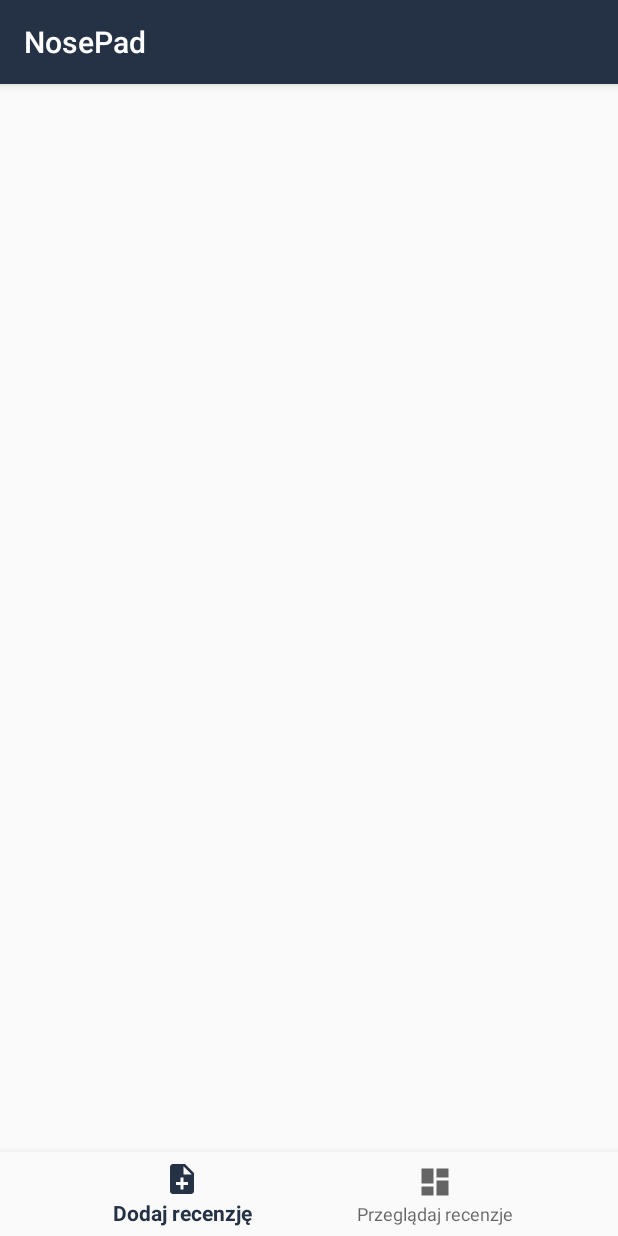
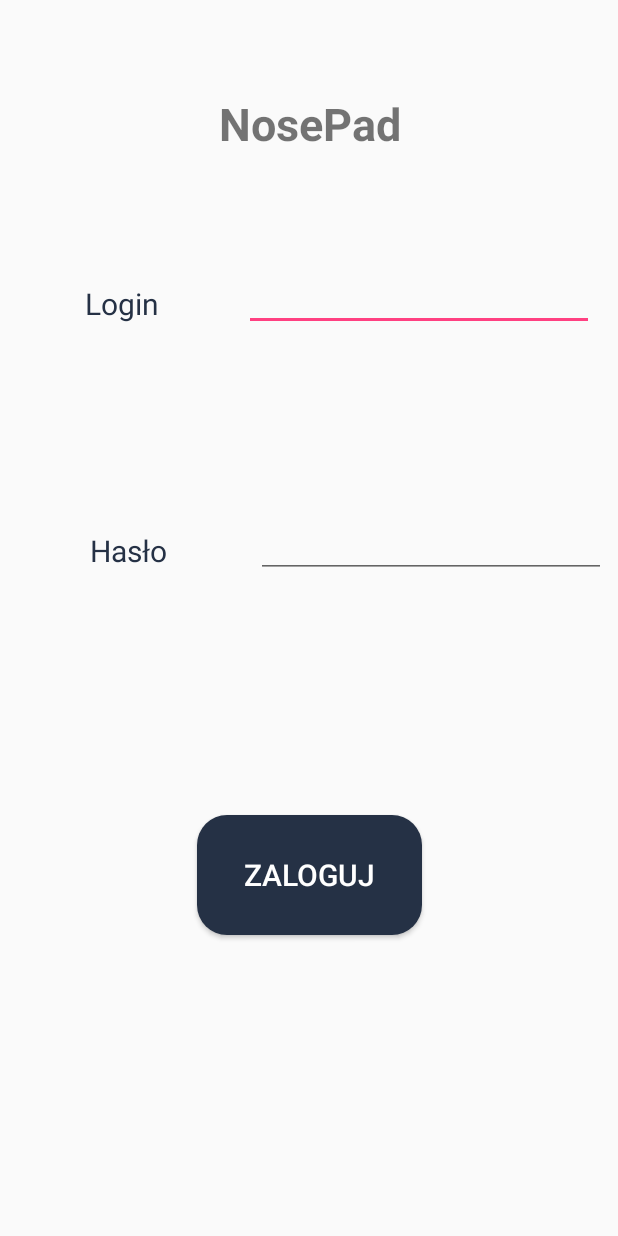
Before and after one commit to MartaPiatek/NosePad, an Android app: the screen it shows after launch (MainActivity before the commit, LoginActivity after it), on a phone screen of 412 x 824 dp. Run offline under Robolectric (Android 15) with nearby library versions, the phone set to English and light mode, and no system bars; our stand-ins replace Firebase (no records; nobody signed in at launch, a user with empty details on screens opened directly).

Commit message:
Logowanie do aplikacji

```diff
--- a/app/build.gradle
+++ b/app/build.gradle
@@ -23,7 +23,12 @@ dependencies {
     implementation 'com.android.support:appcompat-v7:28.0.0'
     implementation 'com.android.support:design:28.0.0'
     implementation 'com.android.support.constraint:constraint-layout:1.1.3'
+
+    implementation 'com.google.firebase:firebase-auth:16.0.1'
+    implementation 'com.google.firebase:firebase-core:16.0.1'
+
     testImplementation 'junit:junit:4.12'
     androidTestImplementation 'com.android.support.test:runner:1.0.2'
     androidTestImplementation 'com.android.support.test.espresso:espresso-core:3.0.2'
 }
+apply plugin: 'com.google.gms.google-services'
--- /dev/null
+++ b/app/src/main/java/pl/martapiatek/nosepad/LoginActivity.java
@@ -0,0 +1,94 @@
+package pl.martapiatek.nosepad;
+
+import android.content.Intent;
+import android.support.annotation.NonNull;
+import android.support.v7.app.AppCompatActivity;
+import android.os.Bundle;
+import android.util.Log;
+import android.view.Gravity;
+import android.view.LayoutInflater;
+import android.view.View;
+import android.view.ViewGroup;
+import android.widget.Button;
+import android.widget.EditText;
+import android.widget.TextView;
+import android.widget.Toast;
+
+import com.google.android.gms.tasks.OnCompleteListener;
+import com.google.android.gms.tasks.Task;
+import com.google.firebase.auth.AuthResult;
+import com.google.firebase.auth.FirebaseAuth;
+import com.google.firebase.auth.FirebaseUser;
+
+public class LoginActivity extends AppCompatActivity {
+
+    private FirebaseAuth mAuth;
+    private Button btnLogin;
+    private EditText edtEmail, edtPassword;
+
+    @Override
+    protected void onCreate(Bundle savedInstanceState) {
+        super.onCreate(savedInstanceState);
+        setContentView(R.layout.activity_login);
+
+        mAuth = FirebaseAuth.getInstance();
+
+        btnLogin = (Button) findViewById(R.id.btnLogin);
+        edtEmail = (EditText) findViewById(R.id.edtLogin);
+        edtPassword = (EditText) findViewById(R.id.edtPassword);
+
+        btnLogin.setOnClickListener(new View.OnClickListener() {
+            @Override
+            public void onClick(View view) {
+
+                mAuth.signInWithEmailAndPassword(edtEmail.getText().toString(), edtPassword.getText().toString())
+                        .addOnCompleteListener(LoginActivity.this, new OnCompleteListener<AuthResult>() {
+                            @Override
+                            public void onComplete(@NonNull Task<AuthResult> task) {
+                                if (task.isSuccessful()) {
+
+                                    FirebaseUser user = mAuth.getCurrentUser();
+
+
+                                    Intent intent = new Intent(LoginActivity.this, MainActivity.class);
+                                    startActivity(intent);
+
+
+                                    //  btnLogin.setEnabled(true);
+                                } else {
+
+                                    //Toast.makeText(LoginActivity.this, "Błąd logowania", Toast.LENGTH_LONG).show();
+
+
+                                    LayoutInflater inflater = getLayoutInflater();
+                                    View layout = inflater.inflate(R.layout.toast,
+                                            (ViewGroup) findViewById(R.id.toast_layout_root));
+                                    layout.setBackground(getDrawable(R.drawable.toast_background));
+
+
+                                    TextView text = (TextView) layout.findViewById(R.id.text);
+                                    text.setText("Błąd logowania! \nPodałeś nieprawidłowe dane!");
+                                    text.setTextSize(20);
+
+                                    Toast toast = new Toast(getApplicationContext());
+                                    toast.setGravity(Gravity.BOTTOM | Gravity.CENTER_HORIZONTAL, 0, 20);
+                                    toast.setDuration(Toast.LENGTH_SHORT);
+                                    toast.setView(layout);
+                                    toast.show();
+
+                                }
+
+
+                            }
+                        });
+            }
+        });
+
+    }
+
+    @Override
+    protected void onStart() {
+        super.onStart();
+        mAuth = FirebaseAuth.getInstance();
+    }
+}
--- a/app/src/main/java/pl/martapiatek/nosepad/MainActivity.java
+++ b/app/src/main/java/pl/martapiatek/nosepad/MainActivity.java
@@ -5,7 +5,6 @@ import android.support.annotation.NonNull;
 import android.support.design.widget.BottomNavigationView;
 import android.support.v7.app.AppCompatActivity;
 import android.view.MenuItem;
-import android.widget.TextView;
 
 public class MainActivity extends AppCompatActivity {
 
@@ -33,7 +32,6 @@ public class MainActivity extends AppCompatActivity {
         super.onCreate(savedInstanceState);
         setContentView(R.layout.activity_main);
 
-
         BottomNavigationView navigation = (BottomNavigationView) findViewById(R.id.navigation);
         navigation.setOnNavigationItemSelectedListener(mOnNavigationItemSelectedListener);
     }
--- /dev/null
+++ b/app/src/main/res/drawable/button_rect_round.xml
@@ -0,0 +1,19 @@
+<?xml version="1.0" encoding="utf-8"?>
+<shape xmlns:android="http://schemas.android.com/apk/res/android"
+    android:shape="rectangle">
+    <solid android:color="@color/colorBackground" />
+
+
+    <corners
+        android:bottomLeftRadius="20dp"
+        android:bottomRightRadius="20dp"
+        android:topLeftRadius="20dp"
+        android:topRightRadius="20dp">
+
+    </corners>
+
+    <size
+        android:width="150dp"
+        android:height="80dp" />
+
+</shape>
--- /dev/null
+++ b/app/src/main/res/drawable/toast_background.xml
@@ -0,0 +1,13 @@
+<?xml version="1.0" encoding="utf-8"?>
+<shape xmlns:android="http://schemas.android.com/apk/res/android"
+    android:shape="rectangle">
+
+    <solid android:color="@color/colorRed" />
+
+    <corners
+        android:bottomLeftRadius="8dp"
+        android:bottomRightRadius="8dp"
+        android:topLeftRadius="8dp"
+        android:topRightRadius="8dp" />
+
+</shape>
--- /dev/null
+++ b/app/src/main/res/layout/activity_login.xml
@@ -0,0 +1,112 @@
+<?xml version="1.0" encoding="utf-8"?>
+<android.support.constraint.ConstraintLayout xmlns:android="http://schemas.android.com/apk/res/android"
+    xmlns:app="http://schemas.android.com/apk/res-auto"
+    xmlns:tools="http://schemas.android.com/tools"
+    android:layout_width="match_parent"
+    android:layout_height="match_parent"
+    tools:context=".LoginActivity">
+
+    <TextView
+        android:id="@+id/txtLogin"
+        style="@style/NosePadTextView"
+        android:layout_width="wrap_content"
+        android:layout_height="0dp"
+        android:layout_marginStart="8dp"
+        android:layout_marginTop="24dp"
+        android:layout_marginEnd="8dp"
+        android:text="Login"
+        app:layout_constraintEnd_toStartOf="@+id/edtLogin"
+        app:layout_constraintHorizontal_bias="0.503"
+        app:layout_constraintStart_toStartOf="parent"
+        app:layout_constraintTop_toTopOf="@+id/guideline" />
+
+    <TextView
+        android:id="@+id/txtPassword"
+        style="@style/NosePadTextView"
+        android:layout_width="wrap_content"
+        android:layout_height="wrap_content"
+        android:layout_marginStart="8dp"
+        android:layout_marginTop="24dp"
+        android:layout_marginEnd="8dp"
+        android:text="Hasło"
+        app:layout_constraintEnd_toStartOf="@+id/edtPassword"
+        app:layout_constraintStart_toStartOf="parent"
+        app:layout_constraintTop_toTopOf="@+id/guideline2" />
+
+    <EditText
+        android:id="@+id/edtLogin"
+        style="@style/NosePadTextView"
+        android:layout_width="wrap_content"
+        android:layout_height="wrap_content"
+        android:layout_marginTop="8dp"
+        android:layout_marginEnd="16dp"
+        android:ems="10"
+        android:inputType="text|textEmailAddress"
+        app:layout_constraintEnd_toEndOf="parent"
+        app:layout_constraintTop_toTopOf="@+id/guideline" />
+
+    <EditText
+        android:id="@+id/edtPassword"
+        style="@style/NosePadTextView"
+
+        android:layout_width="wrap_content"
+        android:layout_height="wrap_content"
+        android:layout_marginTop="8dp"
+        android:layout_marginEnd="8dp"
+        android:ems="10"
+        android:inputType="textPassword"
+        app:layout_constraintEnd_toEndOf="parent"
+        app:layout_constraintTop_toTopOf="@+id/guideline2" />
+
+    <TextView
+        android:id="@+id/textView3"
+        android:layout_width="wrap_content"
+        android:layout_height="wrap_content"
+        android:layout_marginStart="8dp"
+        android:layout_marginTop="8dp"
+        android:layout_marginEnd="8dp"
+        android:layout_marginBottom="8dp"
+        android:text="NosePad"
+        android:textAlignment="center"
+        android:textSize="30sp"
+        android:textStyle="bold"
+        app:layout_constraintBottom_toTopOf="@+id/guideline"
+        app:layout_constraintEnd_toEndOf="parent"
+        app:layout_constraintStart_toStartOf="parent"
+        app:layout_constraintTop_toTopOf="parent" />
+
+    <android.support.constraint.Guideline
+        android:id="@+id/guideline"
+        android:layout_width="wrap_content"
+        android:layout_height="wrap_content"
+        android:orientation="horizontal"
+        app:layout_constraintGuide_percent="0.20" />
+
+    <android.support.constraint.Guideline
+        android:id="@+id/guideline2"
+        android:layout_width="wrap_content"
+        android:layout_height="wrap_content"
+        android:orientation="horizontal"
+        app:layout_constraintGuide_percent="0.4" />
+
+    <android.support.constraint.Guideline
+        android:id="@+id/guideline3"
+        android:layout_width="wrap_content"
+        android:layout_height="wrap_content"
+        android:orientation="horizontal"
+        app:layout_constraintGuide_percent="0.65" />
+
+    <Button
+        android:id="@+id/btnLogin"
+        style="@style/NosePadButtons"
+        android:layout_width="wrap_content"
+        android:layout_height="wrap_content"
+        android:layout_marginStart="8dp"
+        android:layout_marginTop="8dp"
+        android:layout_marginEnd="8dp"
+        android:text="Zaloguj"
+        app:layout_constraintEnd_toEndOf="parent"
+        app:layout_constraintStart_toStartOf="parent"
+        app:layout_constraintTop_toTopOf="@+id/guideline3" />
+
+</android.support.constraint.ConstraintLayout>
--- /dev/null
+++ b/app/src/main/res/layout/toast.xml
@@ -0,0 +1,18 @@
+<?xml version="1.0" encoding="utf-8"?>
+<LinearLayout xmlns:android="http://schemas.android.com/apk/res/android"
+    android:id="@+id/toast_layout_root"
+    android:layout_width="fill_parent"
+    android:layout_height="fill_parent"
+    android:background="@drawable/toast_background"
+    android:orientation="horizontal"
+    android:padding="10dp">
+
+    <TextView
+        android:id="@+id/text"
+        android:layout_width="match_parent"
+        android:layout_height="match_parent"
+        android:layout_gravity="center_horizontal|center"
+        android:textAlignment="center"
+        android:textColor="@color/colorButtonFont" />
+
+</LinearLayout>
--- a/app/src/main/res/values/colors.xml
+++ b/app/src/main/res/values/colors.xml
@@ -4,14 +4,18 @@
     <color name="colorPrimaryDark">#303F9F</color>
     <color name="colorAccent">#FF4081</color>
     <color name="back2">#536b69</color>
-    <color name="colorBtnFajny">#a4bfd1</color>
+    <color name="colorButton">#a4bfd1</color>
     <color name="colorBtn">#a4bfd1</color>
-    <color name="colorFont2">#a4bfd1</color>
-    <color name="colorFont">#253145</color>
+    <color name="colorButtonFont">#ffffff</color>
+    <color name="colorBackground">#253145</color>
+    <color name="colorTextViewFont">#253145</color>
     <color name="colorBtn2">#253145</color>
     <color name="back">#253145</color>
     <color name="rating1">#feeed6</color>
     <color name="rating2">#feaa97</color>
     <color name="rating3">#f25750</color>
     <color name="rating4">#f25759</color>
+
+
+    <color name="colorRed">#D84440</color>
 </resources>
--- a/app/src/main/res/values/styles.xml
+++ b/app/src/main/res/values/styles.xml
@@ -6,6 +6,25 @@
         <item name="colorPrimary">@color/colorPrimary</item>
         <item name="colorPrimaryDark">@color/colorPrimaryDark</item>
         <item name="colorAccent">@color/colorAccent</item>
+        <item name="windowNoTitle">true</item>
+        <item name="android:windowFullscreen">true</item>
+
+    </style>
+
+
+    <style name="NosePadButtons">
+        <item name="android:textSize">20sp</item>
+        <item name="android:textColor">@color/colorButtonFont</item>
+        <item name="android:background">@drawable/button_rect_round</item>
+
+    </style>
+
+
+    <style name="NosePadTextView">
+        <item name="android:textSize">20sp</item>
+        <item name="android:textColor">@color/colorTextViewFont</item>
+
+
     </style>
 
 </resources>
--- a/build.gradle
+++ b/build.gradle
@@ -8,7 +8,7 @@ buildscript {
     }
     dependencies {
         classpath 'com.android.tools.build:gradle:3.3.0'
-
+        classpath 'com.google.gms:google-services:4.2.0'
         // NOTE: Do not place your application dependencies here; they belong
         // in the individual module build.gradle files
     }
```
Also changed, not shown: app/src/main/AndroidManifest.xml (+6 -3 lines).
